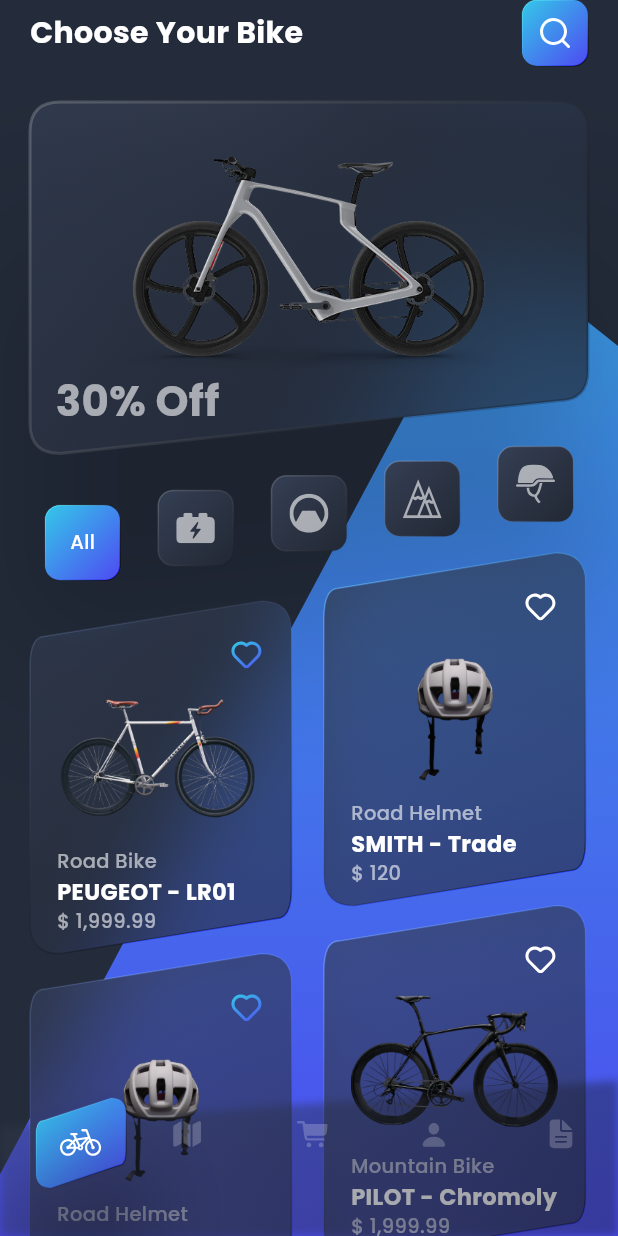
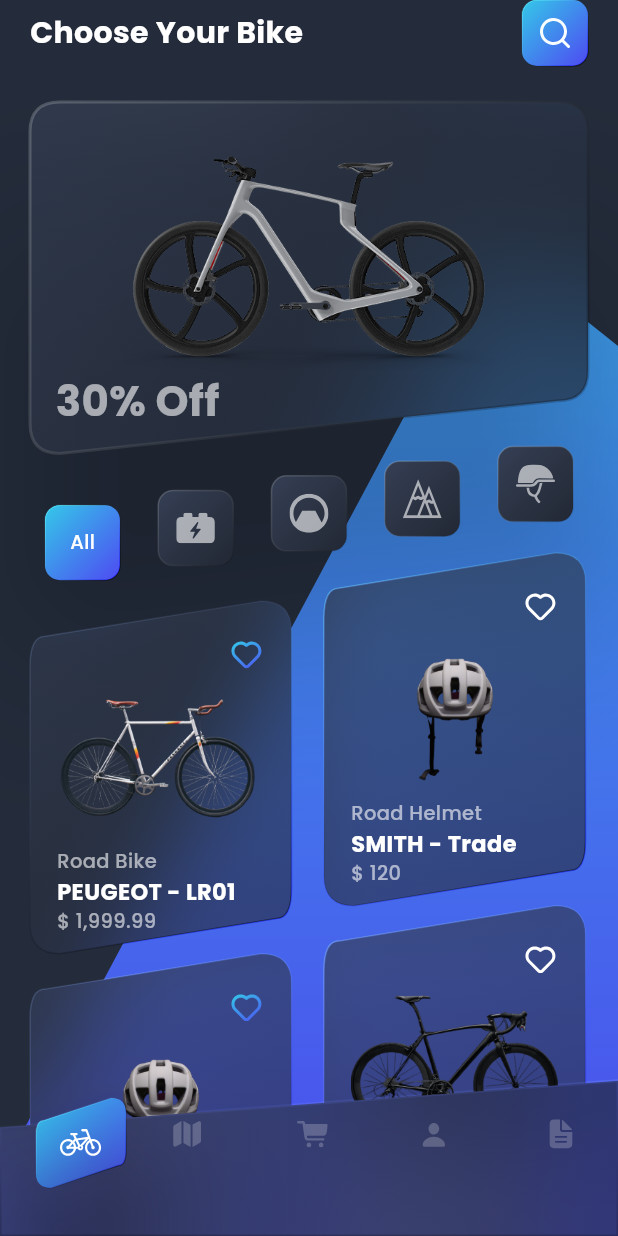
Before and after one commit to jabguru/Bike-Shopping, a Flutter app: the screen it shows after launch, on a phone screen of 412 x 824 dp. Run offline on Flutter 3.47's test engine with Material 3 defaults, Android fonts, the phone set to English and light mode, and no system bars; our stand-ins replace flutter_svg, vector_graphics.

Commit message:
fixing bottomnav

```diff
--- a/lib/widgets/bottom_nav_bar.dart
+++ b/lib/widgets/bottom_nav_bar.dart
@@ -1,3 +1,5 @@
+import 'dart:ui';
+
 import 'package:bike_shopping/gen/assets.gen.dart';
 import 'package:bike_shopping/theme/theme.dart';
 import 'package:bike_shopping/widgets/custom_container.dart';
@@ -69,15 +71,35 @@ class _BottomNavBarState extends State<BottomNavBar>
 
   @override
   Widget build(BuildContext context) {
+    final double height = 103.5;
+    final fillGradient = LinearGradient(
+      colors: [Color(0xFF363E51), Color(0xFF181C24)],
+      begin: Alignment.centerLeft,
+      end: Alignment.centerRight,
+    );
+
     return SizedBox(
-      height: 103.5,
+      height: height,
       width: double.infinity,
       child: Stack(
         fit: StackFit.expand,
         children: [
+          ClipPath(
+            clipper: BottomNavClipper(),
+            child: BackdropFilter(
+              filter: ImageFilter.blur(sigmaX: 50.0, sigmaY: 50.0),
+              child: Container(
+                width: double.infinity,
+                height: height,
+                decoration: BoxDecoration(
+                  gradient: fillGradient.withOpacity(0.4),
+                ),
+              ),
+            ),
+          ),
           CustomPaint(
-            size: Size(double.infinity, 103.5),
-            painter: BottomNavBarPainter(),
+            size: Size(double.infinity, height),
+            painter: BottomNavBarStrokePainter(),
           ),
           AnimatedBuilder(
             animation: _slideAnimation,
@@ -188,29 +210,24 @@ class NavIcon extends StatelessWidget {
   }
 }
 
-class BottomNavBarPainter extends CustomPainter {
+class BottomNavBarStrokePainter extends CustomPainter {
   @override
   void paint(Canvas canvas, Size size) {
-    final fillGradient = LinearGradient(
-      colors: [Color(0xFF363E51), Color(0xFF181C24)],
-      begin: Alignment.centerLeft,
-      end: Alignment.centerRight,
+    LinearGradient strokeGradient = LinearGradient(
+      colors: [Color(0xFFFFFFFF), Color(0xFF000000).withValues(alpha: 0.0)],
+      begin: Alignment.topCenter,
+      end: Alignment.bottomCenter,
     );
 
-    final fillPaint = Paint()
-      ..shader = fillGradient
-          .withOpacity(0.4)
+    final paint = Paint()
+      ..shader = strokeGradient
+          .withOpacity(0.2)
           .createShader(Rect.fromLTWH(0, 0, size.width, size.height))
-      ..maskFilter = MaskFilter.blur(BlurStyle.normal, 3);
+      ..style = PaintingStyle.stroke
+      ..blendMode = BlendMode.overlay
+      ..strokeWidth = 2.0;
 
-    final path = Path()
-      ..moveTo(0, size.height * 0.30)
-      ..lineTo(size.width, 0)
-      ..lineTo(size.width, size.height)
-      ..lineTo(0, size.height)
-      ..close();
-
-    canvas.drawPath(path, fillPaint);
+    canvas.drawPath(_getNavBarPath(size), paint);
   }
 
   @override
@@ -218,3 +235,23 @@ class BottomNavBarPainter extends CustomPainter {
     return false;
   }
 }
+
+Path _getNavBarPath(Size size) {
+  final path = Path()
+    ..moveTo(0, size.height * 0.30)
+    ..lineTo(size.width, 0)
+    ..lineTo(size.width, size.height)
+    ..lineTo(0, size.height)
+    ..close();
+  return path;
+}
+
+class BottomNavClipper extends CustomClipper<Path> {
+  @override
+  Path getClip(Size size) {
+    return _getNavBarPath(size);
+  }
+
+  @override
+  bool shouldReclip(covariant CustomClipper<Path> oldClipper) => false;
+}
```
